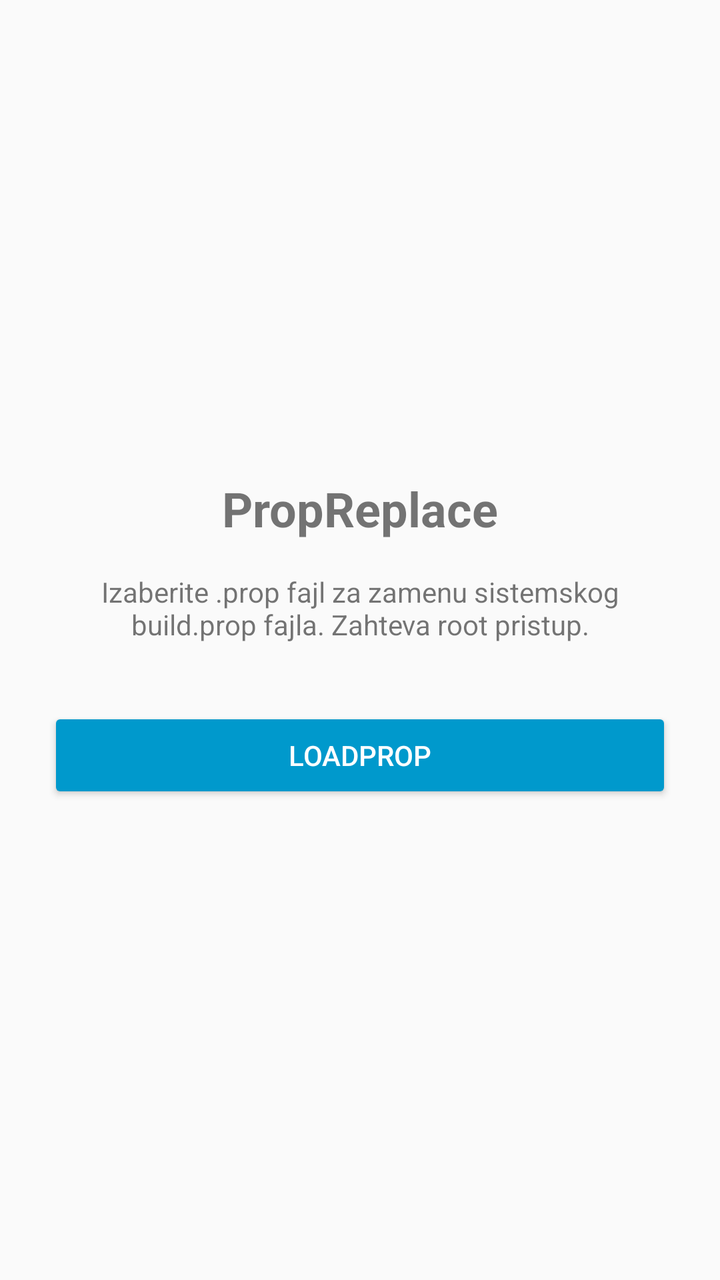
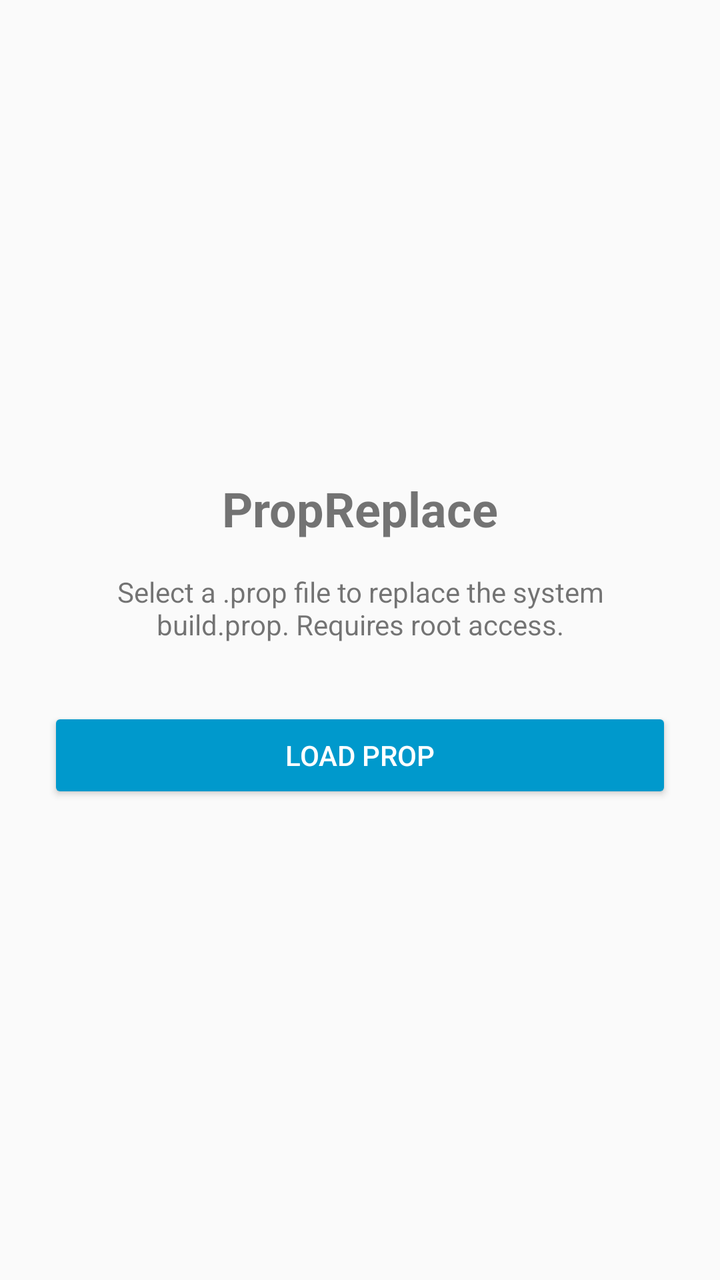

Two renders of the same Android screen: before a commit and after it. Below are the layout's source before the change and the commit's diff.
<!-- AndroidManifest.xml: application theme Theme.AppCompat.Light -->
<!-- res/layout/activity_main.xml -->
<?xml version="1.0" encoding="utf-8"?>

<LinearLayout xmlns:android="http://schemas.android.com/apk/res/android"
    android:layout_width="match_parent"
    android:layout_height="match_parent"
    android:orientation="vertical"
    android:padding="24dp"
    android:gravity="center">

    <TextView
        android:layout_width="wrap_content"
        android:layout_height="wrap_content"
        android:text="PropReplace"
        android:textSize="24sp"
        android:textStyle="bold"
        android:layout_marginBottom="16dp" />

    <TextView
        android:layout_width="wrap_content"
        android:layout_height="wrap_content"
        android:text="Izaberite .prop fajl za zamenu sistemskog build.prop fajla. Zahteva root pristup."
        android:textAlignment="center"
        android:layout_marginBottom="32dp" />

    <Button
        android:id="@+id/btnLoadProp"
        android:layout_width="match_parent"
        android:layout_height="wrap_content"
        android:text="LoadProp"
        android:backgroundTint="@android:color/holo_blue_dark"
        android:textColor="@android:color/white"
        android:padding="12dp" />

</LinearLayout>
<!-- resources referenced by this layout -->
<resources>

</resources>

<!-- the commit's change to res/layout/activity_main.xml (unified diff, before → after) -->
@@ -18,7 +18,7 @@
     <TextView
         android:layout_width="wrap_content"
         android:layout_height="wrap_content"
-        android:text="Izaberite .prop fajl za zamenu sistemskog build.prop fajla. Zahteva root pristup."
+        android:text="Select a .prop file to replace the system build.prop. Requires root access."
         android:textAlignment="center"
         android:layout_marginBottom="32dp" />
 
@@ -26,7 +26,7 @@
         android:id="@+id/btnLoadProp"
         android:layout_width="match_parent"
         android:layout_height="wrap_content"
-        android:text="LoadProp"
+        android:text="Load Prop"
         android:backgroundTint="@android:color/holo_blue_dark"
         android:textColor="@android:color/white"
         android:padding="12dp" />
